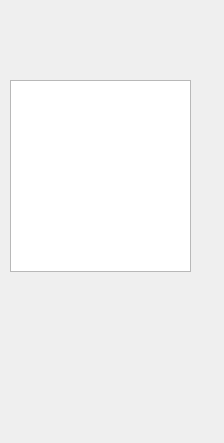
AVNechaev/rz_ribbon, file ribbonwnd.ui: the form before one commit.
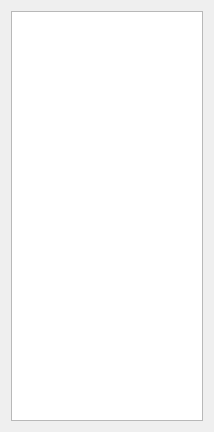
The form after the commit.

```diff
--- a/ribbonwnd.ui
+++ b/ribbonwnd.ui
@@ -6,26 +6,18 @@
    <rect>
     <x>0</x>
     <y>0</y>
-    <width>224</width>
-    <height>443</height>
+    <width>214</width>
+    <height>432</height>
    </rect>
   </property>
   <property name="windowTitle">
    <string>Dialog</string>
   </property>
-  <widget class="QTableView" name="tblMain">
-   <property name="geometry">
-    <rect>
-     <x>10</x>
-     <y>80</y>
-     <width>181</width>
-     <height>192</height>
-    </rect>
-   </property>
-   <property name="horizontalScrollBarPolicy">
-    <enum>Qt::ScrollBarAlwaysOff</enum>
-   </property>
-  </widget>
+  <layout class="QGridLayout" name="gridLayout">
+   <item row="0" column="0">
+    <widget class="QTableView" name="tblMain"/>
+   </item>
+  </layout>
  </widget>
  <resources/>
  <connections/>
```
